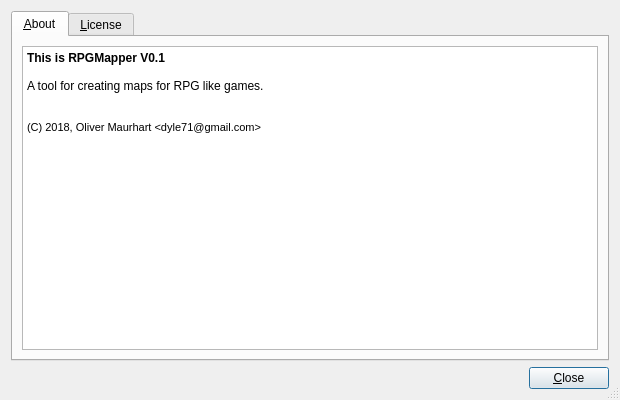
The window that bin/aboutdialog.ui (dyle/rpgmapper) describes before a commit, drawn with Qt 5.
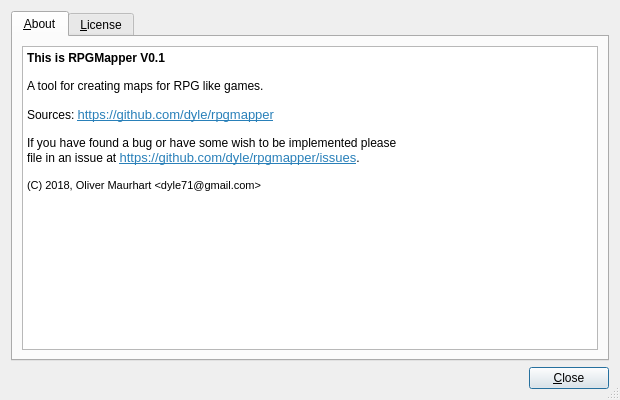
The same window after the commit.

Commit message: adds reference to sources and issue system to about dialog

```diff
--- a/bin/aboutdialog.ui
+++ b/bin/aboutdialog.ui
@@ -44,6 +44,10 @@
 &lt;p style=&quot;-qt-paragraph-type:empty; margin-top:0px; margin-bottom:0px; margin-left:0px; margin-right:0px; -qt-block-indent:0; text-indent:0px; font-family:'Bitstream Vera Sans'; font-size:9pt;&quot;&gt;&lt;br /&gt;&lt;/p&gt;
 &lt;p style=&quot; margin-top:0px; margin-bottom:0px; margin-left:0px; margin-right:0px; -qt-block-indent:0; text-indent:0px;&quot;&gt;&lt;span style=&quot; font-family:'Bitstream Vera Sans'; font-size:9pt;&quot;&gt;A tool for creating maps for RPG like games.&lt;/span&gt;&lt;/p&gt;
 &lt;p style=&quot;-qt-paragraph-type:empty; margin-top:0px; margin-bottom:0px; margin-left:0px; margin-right:0px; -qt-block-indent:0; text-indent:0px; font-family:'Bitstream Vera Sans'; font-size:9pt;&quot;&gt;&lt;br /&gt;&lt;/p&gt;
+&lt;p style=&quot; margin-top:0px; margin-bottom:0px; margin-left:0px; margin-right:0px; -qt-block-indent:0; text-indent:0px;&quot;&gt;&lt;span style=&quot; font-family:'Bitstream Vera Sans'; font-size:9pt;&quot;&gt;Sources: &lt;/span&gt;&lt;a href=&quot;https://github.com/dyle/rpgmapper&quot;&gt;&lt;span style=&quot; text-decoration: underline; color:#2980b9;&quot;&gt;https://github.com/dyle/rpgmapper&lt;/span&gt;&lt;/a&gt;&lt;/p&gt;
+&lt;p style=&quot;-qt-paragraph-type:empty; margin-top:0px; margin-bottom:0px; margin-left:0px; margin-right:0px; -qt-block-indent:0; text-indent:0px; font-family:'Bitstream Vera Sans'; font-size:9pt;&quot;&gt;&lt;br /&gt;&lt;/p&gt;
+&lt;p style=&quot; margin-top:0px; margin-bottom:0px; margin-left:0px; margin-right:0px; -qt-block-indent:0; text-indent:0px;&quot;&gt;&lt;span style=&quot; font-family:'Bitstream Vera Sans'; font-size:9pt;&quot;&gt;If you have found a bug or have some wish to be implemented please&lt;/span&gt;&lt;/p&gt;
+&lt;p style=&quot; margin-top:0px; margin-bottom:0px; margin-left:0px; margin-right:0px; -qt-block-indent:0; text-indent:0px;&quot;&gt;&lt;span style=&quot; font-family:'Bitstream Vera Sans'; font-size:9pt;&quot;&gt;file in an issue at &lt;/span&gt;&lt;a href=&quot;https://github.com/dyle/rpgmapper/issues&quot;&gt;&lt;span style=&quot; text-decoration: underline; color:#2980b9;&quot;&gt;https://github.com/dyle/rpgmapper/issues&lt;/span&gt;&lt;/a&gt;&lt;span style=&quot; font-family:'Bitstream Vera Sans'; font-size:9pt;&quot;&gt;.&lt;/span&gt;&lt;/p&gt;
 &lt;p style=&quot;-qt-paragraph-type:empty; margin-top:0px; margin-bottom:0px; margin-left:0px; margin-right:0px; -qt-block-indent:0; text-indent:0px; font-family:'Bitstream Vera Sans'; font-size:9pt;&quot;&gt;&lt;br /&gt;&lt;/p&gt;
 &lt;p style=&quot; margin-top:0px; margin-bottom:0px; margin-left:0px; margin-right:0px; -qt-block-indent:0; text-indent:0px;&quot;&gt;&lt;span style=&quot; font-family:'Bitstream Vera Sans'; font-size:8pt;&quot;&gt;(C) 2018, Oliver Maurhart &amp;lt;dyle71@gmail.com&amp;gt;&lt;/span&gt;&lt;/p&gt;&lt;/body&gt;&lt;/html&gt;</string>
          </property>
```
